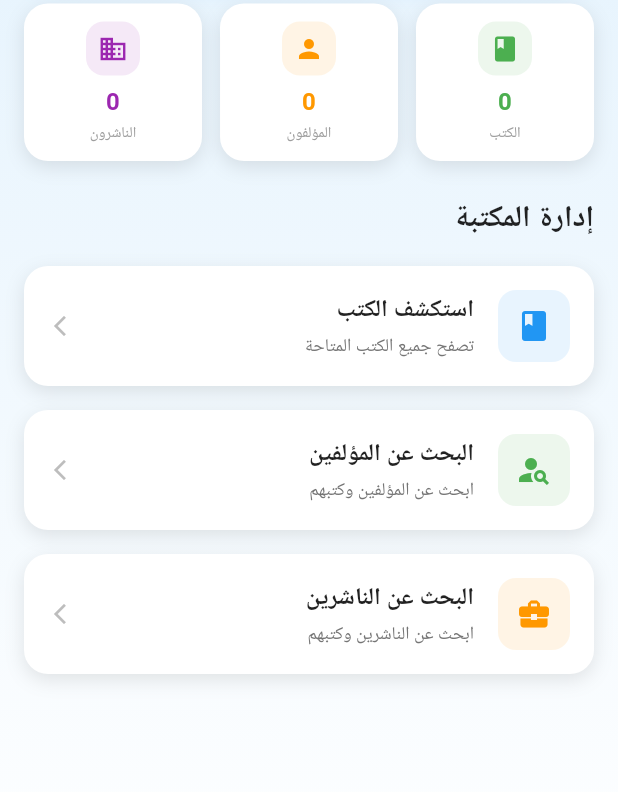
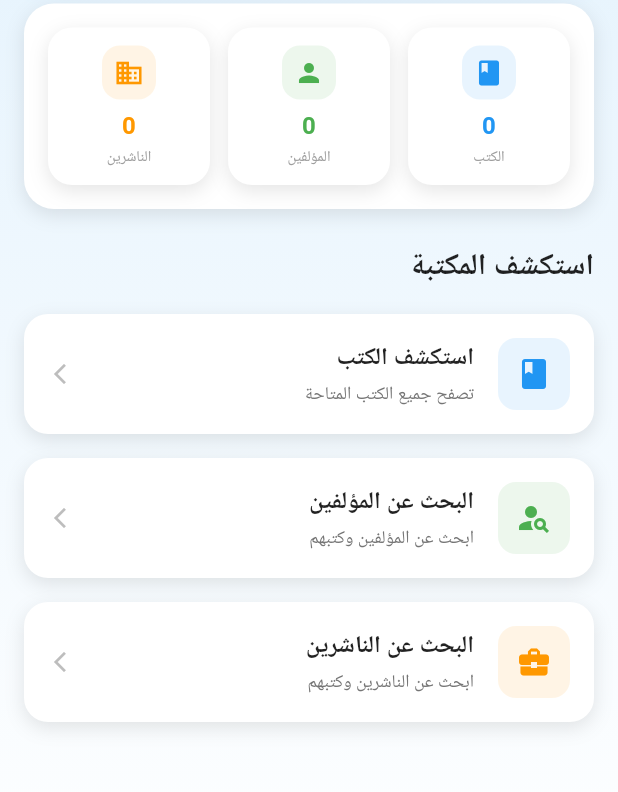
Before and after one commit to mona-alrayes/books_app, a Flutter app: the HomeScreen screen opened by its route, on a phone screen of 412 x 824 dp, the part 289-1081 px from its top. Run offline on Flutter 3.47's test engine with Material 3 defaults, Android fonts, the phone set to English and light mode, and no system bars; our stand-ins replace image_picker; accounts and stored records are empty; network calls fail; Roboto replaces fonts that are missing (Cairo).

Commit message:
'final changes'

```diff
--- a/lib/providers/book_provider.dart
+++ b/lib/providers/book_provider.dart
@@ -5,15 +5,34 @@ import '../services/api_service.dart';
 class BookProvider with ChangeNotifier {
   List<Book> _books = [];
 
-  List<Book> get books => [..._books];
+  List<Book> get books {
+    print('=== DEBUG: Books Getter Called ===');
+    print('Current books count: ${_books.length}');
+    print('Books: ${_books.map((b) => '${b.title} (ID: ${b.id})').join(', ')}');
+    return [..._books];
+  }
 
   /// Fetch all books
   Future<void> fetchBooks() async {
     try {
+      print('=== DEBUG: Fetching Books ===');
       final data = await ApiService.get('/books');
+      print('Raw response: $data');
+
       final items = data['data'] as List;
+      print('Books count: ${items.length}');
+
       _books = items.map((json) => Book.fromJson(json)).toList();
+      print('Parsed books: ${_books.map((b) => '${b.title} (ID: ${b.id})').join(', ')}');
+
+      print('=== DEBUG: Notifying Listeners ===');
       notifyListeners();
+      print('=== DEBUG: Listeners Notified ===');
+
+      // تحقق إضافي من البيانات بعد notifyListeners
+      print('=== DEBUG: After notifyListeners ===');
+      print('_books count: ${_books.length}');
+      print('_books: ${_books.map((b) => '${b.title} (ID: ${b.id})').join(', ')}');
     } catch (e) {
       print('حدث خطأ أثناء جلب الكتب: $e');
     }
--- a/lib/screens/authors/author_books_screen.dart
+++ b/lib/screens/authors/author_books_screen.dart
@@ -30,8 +30,12 @@ class _AuthorBooksScreenState extends State<AuthorBooksScreen> {
 
   Future<void> _loadBooks() async {
     try {
-      final books = await Provider.of<AuthorProvider>(context, listen: false)
+      print('=== DEBUG: Loading Author Books ===');
+      final books = await context.read<AuthorProvider>()
           .fetchBooksByAuthor(authorId);
+      print('=== DEBUG: Author Books Loaded ===');
+      print('Books count: ${books.length}');
+
       setState(() {
         _books = books;
       });
--- a/lib/screens/books/book_details_screen.dart
+++ b/lib/screens/books/book_details_screen.dart
@@ -24,7 +24,7 @@ class _BookDetailsScreenState extends State<BookDetailsScreen> {
   }
 
   Future<void> _fetchBookDetails(int id) async {
-    final book = await Provider.of<BookProvider>(context, listen: false).fetchBookById(id);
+    final book = await context.read<BookProvider>().fetchBookById(id);
     setState(() {
       _book = book;
       _isLoading = false;
--- a/lib/screens/home_screen.dart
+++ b/lib/screens/home_screen.dart
@@ -37,9 +37,9 @@ class _HomeScreenState extends State<HomeScreen> {
   void didChangeDependencies() {
     super.didChangeDependencies();
     // تحديث الإحصائيات عند العودة إلى الصفحة
-    WidgetsBinding.instance.addPostFrameCallback((_) {
+    if (!_loadingStats) {
       _loadStats();
-    });
+    }
   }
 
   Future<void> _loadStats() async {
@@ -48,12 +48,14 @@ class _HomeScreenState extends State<HomeScreen> {
     });
 
     try {
+      print('=== DEBUG: Loading Stats ===');
       // جلب الإحصائيات من جميع الـ providers
       await Future.wait([
         _loadBooksCount(),
         _loadAuthorsCount(),
         _loadPublishersCount(),
       ]);
+      print('=== DEBUG: Stats Loaded ===');
     } catch (e) {
       print('خطأ في تحميل الإحصائيات: $e');
     } finally {
@@ -65,11 +67,17 @@ class _HomeScreenState extends State<HomeScreen> {
 
   Future<void> _loadBooksCount() async {
     try {
-      await Provider.of<BookProvider>(context, listen: false).fetchBooks();
-      final books = Provider.of<BookProvider>(context, listen: false).books;
+      print('=== DEBUG: Loading Books Count ===');
+      await context.read<BookProvider>().fetchBooks();
+      final books = context.read<BookProvider>().books;
+      print('=== DEBUG: Books Count ===');
+      print('Books count: ${books.length}');
+      print('Books: ${books.map((b) => '${b.title} (ID: ${b.id})').join(', ')}');
+
       setState(() {
         _booksCount = books.length;
       });
+      print('=== DEBUG: Updated Books Count: $_booksCount ===');
     } catch (e) {
       print('خطأ في تحميل عدد الكتب: $e');
     }
@@ -77,8 +85,8 @@ class _HomeScreenState extends State<HomeScreen> {
 
   Future<void> _loadAuthorsCount() async {
     try {
-      await Provider.of<AuthorProvider>(context, listen: false).fetchAuthors();
-      final authors = Provider.of<AuthorProvider>(context, listen: false).authors;
+      await context.read<AuthorProvider>().fetchAuthors();
+      final authors = context.read<AuthorProvider>().authors;
       setState(() {
         _authorsCount = authors.length;
       });
@@ -89,8 +97,8 @@ class _HomeScreenState extends State<HomeScreen> {
 
   Future<void> _loadPublishersCount() async {
     try {
-      await Provider.of<PublisherProvider>(context, listen: false).fetchPublishers();
-      final publishers = Provider.of<PublisherProvider>(context, listen: false).publishers;
+      await context.read<PublisherProvider>().fetchPublishers();
+      final publishers = context.read<PublisherProvider>().publishers;
       setState(() {
         _publishersCount = publishers.length;
       });
@@ -150,7 +158,13 @@ class _HomeScreenState extends State<HomeScreen> {
               right: isSmallScreen ? 16 : 20,
               bottom: isSmallScreen ? 16 : 20,
             ),
-            child: Column(
+            child: Consumer<BookProvider>(
+              builder: (context, bookProvider, child) {
+                final books = bookProvider.books;
+                print('=== DEBUG: HomeScreen Consumer ===');
+                print('Books count in Consumer: ${books.length}');
+
+                return Column(
                   crossAxisAlignment: CrossAxisAlignment.start,
                   children: [
                     // Welcome Section
@@ -219,42 +233,104 @@ class _HomeScreenState extends State<HomeScreen> {
                     SizedBox(height: isSmallScreen ? 24 : 30),
 
                     // Quick Stats - دائماً أفقية
-                Row(
+                    if (!_loadingStats)
+                      Container(
+                        padding: EdgeInsets.all(isSmallScreen ? 16 : 20),
+                        decoration: BoxDecoration(
+                          color: Colors.white,
+                          borderRadius: BorderRadius.circular(20),
+                          boxShadow: [
+                            BoxShadow(
+                              color: Colors.black.withOpacity(0.1),
+                              blurRadius: 10,
+                              offset: const Offset(0, 4),
+                            ),
+                          ],
+                        ),
+                        child: Row(
                           children: [
                             Expanded(
                               child: _buildStatCard(
                                 icon: Icons.book,
                                 title: 'الكتب',
-                        count: _loadingStats ? '...' : _booksCount.toString(),
+                                count: books.length.toString(),
+                                color: Colors.blue,
+                              ),
+                            ),
+                            SizedBox(width: isSmallScreen ? 12 : 16),
+                            Expanded(
+                              child: _buildStatCard(
+                                icon: Icons.person,
+                                title: 'المؤلفين',
+                                count: _authorsCount.toString(),
                                 color: Colors.green,
                               ),
                             ),
-                    const SizedBox(width: 12),
-                    Expanded(
-                      child: _buildStatCard(
-                        icon: Icons.person,
-                        title: 'المؤلفون',
-                        count: _loadingStats ? '...' : _authorsCount.toString(),
-                        color: Colors.orange,
-                      ),
-                    ),
-                    const SizedBox(width: 12),
+                            SizedBox(width: isSmallScreen ? 12 : 16),
                             Expanded(
                               child: _buildStatCard(
                                 icon: Icons.business,
-                        title: 'الناشرون',
-                        count: _loadingStats ? '...' : _publishersCount.toString(),
-                        color: Colors.purple,
+                                title: 'الناشرين',
+                                count: _publishersCount.toString(),
+                                color: Colors.orange,
                               ),
                             ),
                           ],
                         ),
+                      )
+                    else
+                      Container(
+                        padding: EdgeInsets.all(isSmallScreen ? 16 : 20),
+                        decoration: BoxDecoration(
+                          color: Colors.white,
+                          borderRadius: BorderRadius.circular(20),
+                          boxShadow: [
+                            BoxShadow(
+                              color: Colors.black.withOpacity(0.1),
+                              blurRadius: 10,
+                              offset: const Offset(0, 4),
+                            ),
+                          ],
+                        ),
+                        child: Row(
+                          children: [
+                            Expanded(
+                              child: _buildStatCard(
+                                icon: Icons.book,
+                                title: 'الكتب',
+                                count: books.length.toString(),
+                                color: Colors.blue,
+                              ),
+                            ),
+                            SizedBox(width: isSmallScreen ? 12 : 16),
+                            Expanded(
+                              child: _buildStatCard(
+                                icon: Icons.person,
+                                title: 'المؤلفين',
+                                count: _authorsCount.toString(),
+                                color: Colors.green,
+                              ),
+                            ),
+                            SizedBox(width: isSmallScreen ? 12 : 16),
+                            Expanded(
+                              child: _buildStatCard(
+                                icon: Icons.business,
+                                title: 'الناشرين',
+                                count: _publishersCount.toString(),
+                                color: Colors.orange,
+                              ),
+                            ),
+                          ],
+                        ),
+                      ),
 
                     SizedBox(height: isSmallScreen ? 24 : 30),
 
-                // Main Actions
+                    // Admin Actions
+                    if (auth.isAdmin) ...[
+                      // Admin Actions
                       Text(
-                  'إدارة المكتبة',
+                        'إدارة النظام',
                         style: TextStyle(
                           fontSize: isSmallScreen ? 20 : 22,
                           fontWeight: FontWeight.bold,
@@ -263,7 +339,6 @@ class _HomeScreenState extends State<HomeScreen> {
                       ),
                       SizedBox(height: isSmallScreen ? 16 : 20),
 
-                if (auth.isAdmin) ...[
                       // Books Management
                       _buildActionCard(
                         context,
@@ -378,21 +453,7 @@ class _HomeScreenState extends State<HomeScreen> {
                                   ),
                                   const SizedBox(width: 12),
                                   Expanded(
-                                child: _buildQuickActionButton(
-                                  context,
-                                  title: 'البحث',
-                                  icon: Icons.search,
-                                  color: Colors.purple,
-                                  loading: false,
-                                  onTap: () {
-                                    ScaffoldMessenger.of(context).showSnackBar(
-                                      const SnackBar(
-                                        content: Text(
-                                            'سيتم إضافة ميزة البحث قريباً'),
-                                      ),
-                                    );
-                                  },
-                                ),
+                                    child: Container(), // مساحة فارغة
                                   ),
                                 ],
                               ),
@@ -460,25 +521,6 @@ class _HomeScreenState extends State<HomeScreen> {
                                   ),
                                 ],
                               ),
-                          const SizedBox(height: 16),
-                          SizedBox(
-                            width: screenSize.width * 0.33,
-                            child: _buildQuickActionButton(
-                              context,
-                              title: 'البحث',
-                              icon: Icons.search,
-                              color: Colors.purple,
-                              loading: false,
-                              onTap: () {
-                                ScaffoldMessenger.of(context).showSnackBar(
-                                  const SnackBar(
-                                    content:
-                                        Text('سيتم إضافة ميزة البحث قريباً'),
-                                  ),
-                                );
-                              },
-                            ),
-                          ),
                             ],
                           ),
                         )
@@ -539,29 +581,21 @@ class _HomeScreenState extends State<HomeScreen> {
                                   },
                                 ),
                               ),
-                          const SizedBox(width: 16),
-                          Expanded(
-                            child: _buildQuickActionButton(
-                              context,
-                              title: 'البحث',
-                              icon: Icons.search,
-                              color: Colors.purple,
-                              loading: false,
-                              onTap: () {
-                                ScaffoldMessenger.of(context).showSnackBar(
-                                  const SnackBar(
-                                    content:
-                                        Text('سيتم إضافة ميزة البحث قريباً'),
-                                  ),
-                                );
-                              },
-                            ),
-                          ),
                             ],
                           ),
                         ),
                     ] else ...[
                       // User Actions
+                      Text(
+                        'استكشف المكتبة',
+                        style: TextStyle(
+                          fontSize: isSmallScreen ? 20 : 22,
+                          fontWeight: FontWeight.bold,
+                          color: Colors.black87,
+                        ),
+                      ),
+                      SizedBox(height: isSmallScreen ? 16 : 20),
+
                       _buildActionCard(
                         context,
                         title: 'استكشف الكتب',
@@ -594,6 +628,8 @@ class _HomeScreenState extends State<HomeScreen> {
                       ),
                     ],
                   ],
+                );
+              },
             ),
           ),
         ),
--- a/lib/screens/publishers/search_publishers_screen.dart
+++ b/lib/screens/publishers/search_publishers_screen.dart
@@ -441,7 +441,7 @@ class _SearchPublishersScreenState extends State<SearchPublishersScreen> {
                                     crossAxisAlignment: CrossAxisAlignment.start,
                                     children: [
                                       Text(
-                                        book['Title'] ?? 'عنوان غير محدد',
+                                        book.title,
                                         style: const TextStyle(
                                           fontSize: 16,
                                           fontWeight: FontWeight.bold,
@@ -449,7 +449,7 @@ class _SearchPublishersScreenState extends State<SearchPublishersScreen> {
                                       ),
                                       const SizedBox(height: 4),
                                       Text(
-                                        'النوع: ${book['Type'] ?? 'غير محدد'}',
+                                        'النوع: ${book.type}',
                                         style: TextStyle(
                                           fontSize: 14,
                                           color: Colors.grey.shade600,
@@ -457,7 +457,7 @@ class _SearchPublishersScreenState extends State<SearchPublishersScreen> {
                                       ),
                                       const SizedBox(height: 4),
                                       Text(
-                                        'السعر: ${book['Price'] ?? 'غير محدد'} ريال',
+                                        'السعر: ${book.price.toStringAsFixed(2)} ريال',
                                         style: TextStyle(
                                           fontSize: 14,
                                           color: Colors.grey.shade600,
--- a/lib/services/api_service.dart
+++ b/lib/services/api_service.dart
@@ -48,14 +48,21 @@ class ApiService {
 
   /// GET request
   static Future<dynamic> get(String endpoint) async {
-  final url = Uri.parse('$baseUrl$endpoint');
-  final response = await http.get(url, headers: _headers());
-  print('GET $url status: ${response.statusCode}');
-  print('Response body: ${response.body}');
-  _handleErrors(response);
-  return jsonDecode(response.body);
-}
+    final url = Uri.parse('$baseUrl$endpoint');
+    print('=== DEBUG: GET Request ===');
+    print('URL: $url');
+    print('Headers: ${_headers()}');
 
+    final response = await http.get(url, headers: _headers());
+    print('GET $url status: ${response.statusCode}');
+    print('Response body: ${response.body}');
+
+    _handleErrors(response);
+    final decoded = jsonDecode(response.body);
+    print('=== DEBUG: Decoded Response ===');
+    print('Decoded: $decoded');
+    return decoded;
+  }
 
   /// POST request with JSON body
   static Future<dynamic> post(
@@ -77,6 +84,12 @@ class ApiService {
     String? filePath,
   }) async {
     final url = Uri.parse('$baseUrl$endpoint');
+    print('=== DEBUG: POST Multipart Request ===');
+    print('URL: $url');
+    print('Fields: $fields');
+    print('File Path: $filePath');
+    print('Headers: ${_headers(isJson: false)}');
+
     final request = http.MultipartRequest('POST', url)
       ..headers.addAll(_headers(isJson: false))
       ..fields.addAll(fields);
@@ -88,8 +101,16 @@ class ApiService {
 
     final streamed = await request.send();
     final response = await http.Response.fromStream(streamed);
+
+    print('=== DEBUG: POST Multipart Response ===');
+    print('Status: ${response.statusCode}');
+    print('Body: ${response.body}');
+
     _handleErrors(response);
-    return jsonDecode(response.body);
+    final decoded = jsonDecode(response.body);
+    print('=== DEBUG: Decoded Multipart Response ===');
+    print('Decoded: $decoded');
+    return decoded;
   }
 
   // ——————————————————————
@@ -171,6 +192,14 @@ class ApiService {
     required int publisherId,
     File? coverImage,
   }) async {
+    print('=== DEBUG: Adding Book ===');
+    print('Title: $title');
+    print('Type: $type');
+    print('Price: $price');
+    print('Author ID: $authorId');
+    print('Publisher ID: $publisherId');
+    print('Cover Image: ${coverImage?.path}');
+
     final fields = {
       'Title': title,
       'Type': type,
@@ -178,6 +207,17 @@ class ApiService {
       'author_id': authorId.toString(),
       'publisher_id': publisherId.toString(),
     };
-    await postMultipart('/books', fields, filePath: coverImage?.path);
+
+    print('Fields to send: $fields');
+
+    try {
+      final response = await postMultipart('/books', fields, filePath: coverImage?.path);
+      print('=== DEBUG: Book Added Successfully ===');
+      print('Response: $response');
+    } catch (e) {
+      print('=== DEBUG: Error Adding Book ===');
+      print('Error: $e');
+      rethrow;
+    }
   }
 }
```
Also changed, not shown: lib/main.dart (+8 -0 lines), lib/models/book.dart (+51 -20 lines), lib/providers/author_provider.dart (+81 -4 lines), lib/providers/publisher_provider.dart (+74 -3 lines), lib/screens/books/add_book_screen.dart (+14 -1 lines), lib/screens/books/books_list_screen.dart (+27 -3 lines), lib/screens/publishers/publisher_books_screen.dart (+5 -3 lines), lib/screens/auth/login_screen.dart (indentation only), lib/screens/auth/register_screen.dart (indentation only), lib/screens/authors/add_author_screen.dart (indentation only), lib/screens/authors/authors_list_screen.dart (indentation only), lib/screens/publishers/add_publisher_screen.dart (indentation only), lib/screens/publishers/publishers_list_screen.dart (indentation only). Lines whose indentation alone changed are shown as unchanged.
